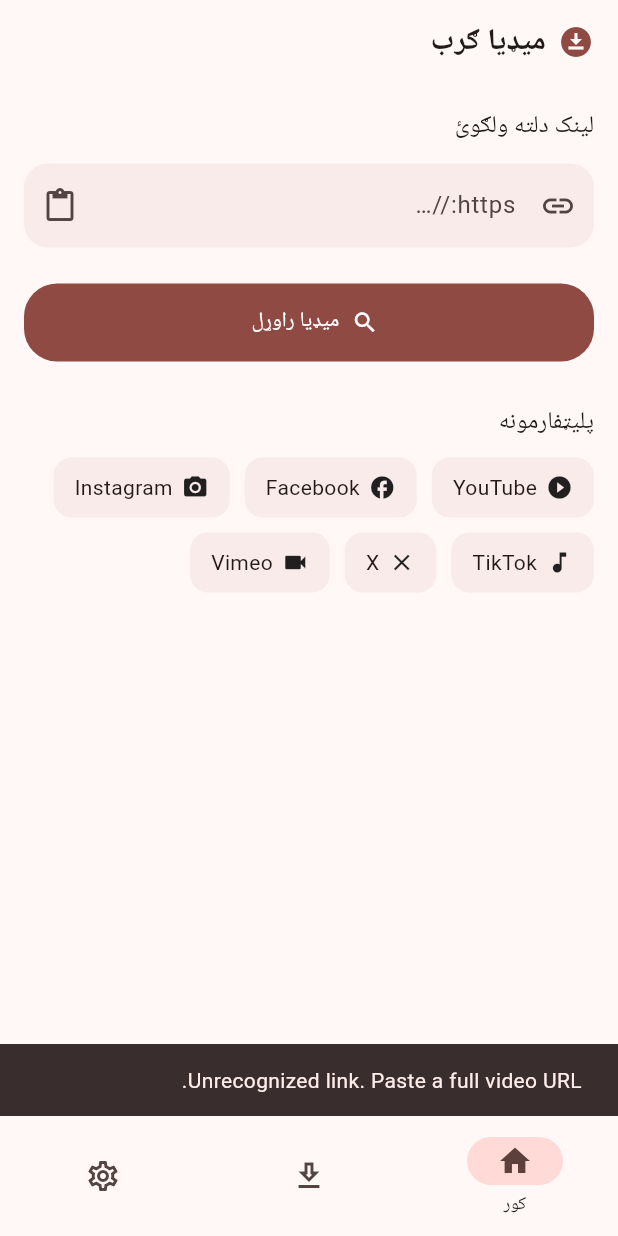
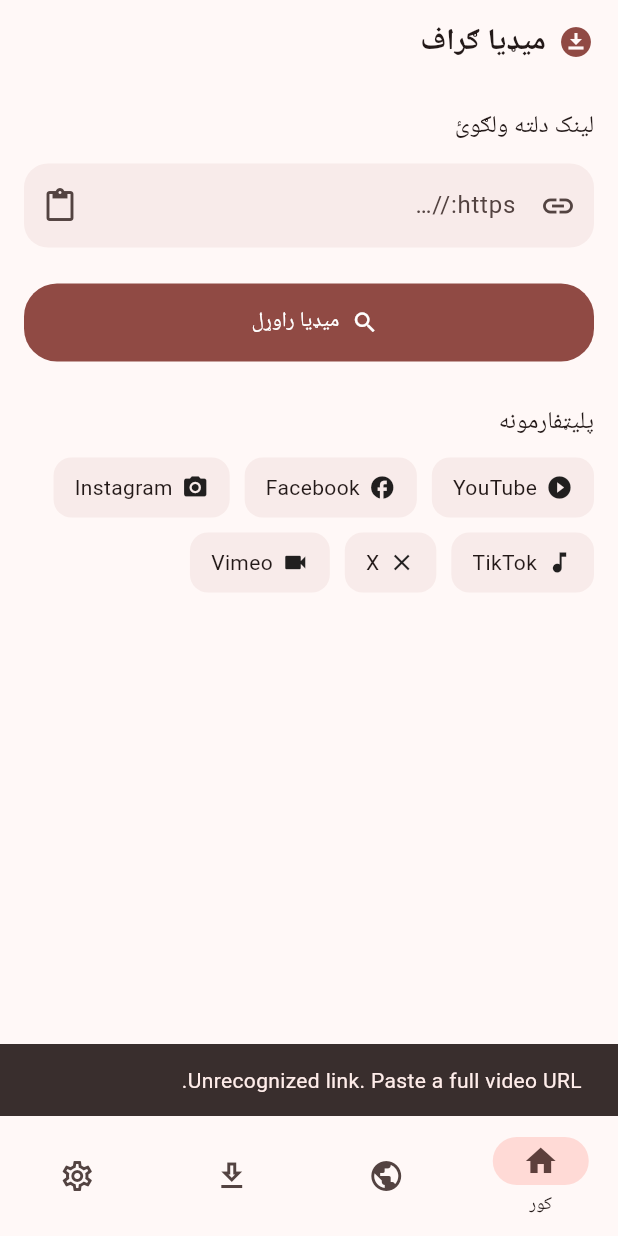
Before and after one commit to ElyasOmarcodes/Downloader-App, a Flutter app: the screen it shows after launch, after a tap on "میډیا راوړل", on a phone screen of 412 x 824 dp. Run offline on Flutter 3.47's test engine with Material 3 defaults, Android fonts, the phone set to English and light mode, and no system bars; our stand-ins replace connectivity_plus, dio, flutter_local_notifications, open_filex, permission_handler, share_plus and 2 more; missing offline and left inert: receive_sharing_intent, youtube_explode_dart.

Commit message:
v1.2: rename to Media Graph, in-app browser, YT audio fix, compact APK
- #3 Rebrand: Dart package -> elyasomar, applicationId com.mediagraph.elyasomar,
  app display name "Media Graph" / "ميډیا ګراف".
- #4 YouTube audio 403: download YouTube streams through the youtube_explode
  stream client (handles signing/throttling) instead of a raw HTTP GET, via a
  dedicated path in DownloadManager keyed on the stored itag.
- #2 In-app browser tab (webview_flutter): log in to platforms, then resolve
  the current page for download, forwarding the session cookie to the generic
  extractor.
- #1 Compact output: arm64-only APK + obfuscation + split-debug-info, much
  smaller than the universal APK; single MediaGraph.apk artifact.
- #5/#6 Richer UI (Material 3): theme-mode setting (system/light/dark),
  pause-all/resume-all, share downloaded file, more localized strings.

Co-Authored-By: Claude Opus 4.8 <noreply@anthropic.com>
Claude-Session: https://claude.ai/code/session_01E2ret6sVqV4ghA2dpYy5A5

```diff
--- a/lib/l10n/app_localizations.dart
+++ b/lib/l10n/app_localizations.dart
@@ -17,10 +17,26 @@ class AppLocalizations {
 
   static const Map<String, Map<String, String>> _values = {
     'ps': {
-      'appName': 'میډیا ګرب',
+      'appName': 'ميډیا ګراف',
       'home': 'کور',
+      'browser': 'براوزر',
+      'browserHint': 'لټون یا لینک ولیکئ',
       'downloads': 'ډانلوډونه',
       'settings': 'تنظیمات',
+      'theme': 'تیم (بڼه)',
+      'themeSystem': 'د سیستم له مخې',
+      'themeLight': 'روښانه',
+      'themeDark': 'تیاره',
+      'sortBy': 'ترتیب',
+      'sortNewest': 'نوی لومړی',
+      'sortName': 'د نوم له مخې',
+      'sortSize': 'د اندازې له مخې',
+      'openFolder': 'فولډر خلاص کړه',
+      'shareFile': 'شریکول',
+      'pauseAll': 'ټول ودروه',
+      'resumeAll': 'ټول بیا پیل کړه',
+      'about': 'په اړه',
+      'clearAll': 'ټول پاک کړه',
       'pasteLink': 'لینک دلته ولګوئ',
       'paste': 'لګول',
       'fetch': 'میډیا راوړل',
@@ -58,10 +74,26 @@ class AppLocalizations {
       'clipboardDetected': 'یو نوی لینک وموندل شو',
     },
     'en': {
-      'appName': 'MediaGrab',
+      'appName': 'Media Graph',
       'home': 'Home',
+      'browser': 'Browser',
+      'browserHint': 'Search or type a link',
       'downloads': 'Downloads',
       'settings': 'Settings',
+      'theme': 'Theme',
+      'themeSystem': 'System default',
+      'themeLight': 'Light',
+      'themeDark': 'Dark',
+      'sortBy': 'Sort by',
+      'sortNewest': 'Newest first',
+      'sortName': 'Name',
+      'sortSize': 'Size',
+      'openFolder': 'Open folder',
+      'shareFile': 'Share',
+      'pauseAll': 'Pause all',
+      'resumeAll': 'Resume all',
+      'about': 'About',
+      'clearAll': 'Clear all',
       'pasteLink': 'Paste a video link',
       'paste': 'Paste',
       'fetch': 'Fetch media',
--- a/lib/main.dart
+++ b/lib/main.dart
@@ -44,7 +44,7 @@ class MediaGrabApp extends StatelessWidget {
             debugShowCheckedModeBanner: false,
             theme: AppTheme.light(),
             darkTheme: AppTheme.dark(),
-            themeMode: ThemeMode.system,
+            themeMode: settings.themeMode,
             locale: Locale(settings.languageCode),
             supportedLocales: AppLocalizations.supportedLocales,
             localizationsDelegates: const [
--- a/lib/models/download_task.dart
+++ b/lib/models/download_task.dart
@@ -32,6 +32,8 @@ class DownloadTask {
     this.status = DownloadStatus.queued,
     this.error,
     this.isAudio = false,
+    this.youtubeVideoId,
+    this.youtubeItag,
     DateTime? createdAt,
   }) : createdAt = createdAt ?? DateTime.now();
 
@@ -49,6 +51,11 @@ class DownloadTask {
 
   /// Whether this is an audio-only download (drives which folder it lands in).
   final bool isAudio;
+
+  /// When set, the file is fetched via the YouTube stream client (fixes the
+  /// 403 that plain HTTP GETs hit on adaptive audio streams).
+  final String? youtubeVideoId;
+  final int? youtubeItag;
 
   int totalBytes;
 
@@ -90,6 +97,8 @@ class DownloadTask {
         'status': status.name,
         'error': error,
         'isAudio': isAudio,
+        'youtubeVideoId': youtubeVideoId,
+        'youtubeItag': youtubeItag,
         'createdAt': createdAt.toIso8601String(),
       };
 
@@ -106,6 +115,8 @@ class DownloadTask {
         status: DownloadStatus.values.byName(json['status'] as String),
         error: json['error'] as String?,
         isAudio: json['isAudio'] as bool? ?? false,
+        youtubeVideoId: json['youtubeVideoId'] as String?,
+        youtubeItag: json['youtubeItag'] as int?,
         createdAt: DateTime.tryParse(json['createdAt'] as String? ?? ''),
       );
 
@@ -117,6 +128,7 @@ class DownloadTask {
     String? thumbnailUrl,
     String? sourceLabel,
     bool isAudio = false,
+    String? youtubeVideoId,
   }) {
     return DownloadTask(
       id: id,
@@ -127,6 +139,8 @@ class DownloadTask {
       thumbnailUrl: thumbnailUrl,
       sourceLabel: sourceLabel,
       isAudio: isAudio,
+      youtubeVideoId: youtubeVideoId,
+      youtubeItag: format.itag,
       totalBytes: format.sizeBytes ?? 0,
     );
   }
--- a/lib/models/media_format.dart
+++ b/lib/models/media_format.dart
@@ -17,6 +17,7 @@ class MediaFormat {
     this.hasAudio = false,
     this.hasVideo = false,
     this.audioOnlyMp3 = false,
+    this.itag,
   });
 
   /// Direct download URL for this format.
@@ -41,6 +42,11 @@ class MediaFormat {
 
   /// When true this represents an "extract audio as MP3" pseudo-format.
   final bool audioOnlyMp3;
+
+  /// YouTube stream tag (itag). When set, the download is fetched through the
+  /// YouTube stream client (which handles throttling / signing) instead of a
+  /// plain HTTP GET — this is what avoids the 403 on adaptive audio streams.
+  final int? itag;
 
   String get displayQuality {
     if (qualityLabel != null) return qualityLabel!;
@@ -68,6 +74,7 @@ class MediaFormat {
         'hasAudio': hasAudio,
         'hasVideo': hasVideo,
         'audioOnlyMp3': audioOnlyMp3,
+        'itag': itag,
       };
 
   factory MediaFormat.fromJson(Map<String, dynamic> json) => MediaFormat(
@@ -80,5 +87,6 @@ class MediaFormat {
         hasAudio: json['hasAudio'] as bool? ?? false,
         hasVideo: json['hasVideo'] as bool? ?? false,
         audioOnlyMp3: json['audioOnlyMp3'] as bool? ?? false,
+        itag: json['itag'] as int?,
       );
 }
--- a/lib/models/media_info.dart
+++ b/lib/models/media_info.dart
@@ -13,10 +13,14 @@ class MediaInfo {
     this.thumbnailUrl,
     this.durationSeconds,
     this.subtitles = const [],
+    this.sourceId,
   });
 
   final String sourceUrl;
   final MediaSource source;
+
+  /// Platform-specific media id (e.g. the YouTube video id) when known.
+  final String? sourceId;
   final String title;
   final String? author;
   final String? thumbnailUrl;
--- a/lib/services/extractor_service.dart
+++ b/lib/services/extractor_service.dart
@@ -31,10 +31,16 @@ class ExtractorService {
   /// Facebook / Instagram / TikTok / Twitter / Vimeo. See README.
   String? resolverEndpoint;
 
-  Future<MediaInfo> resolve(String url) async {
+  /// Resolves [url]. When [cookie] is supplied (from the in-app browser after
+  /// the user logs in) it is forwarded to the generic extractor so gated
+  /// content can be resolved.
+  Future<MediaInfo> resolve(String url, {String? cookie}) async {
     final cleanUrl = url.trim();
     for (final ex in _extractors) {
-      if (ex.canHandle(cleanUrl)) return ex.resolve(cleanUrl);
+      if (ex.canHandle(cleanUrl)) {
+        if (ex is GenericExtractor) ex.cookie = cookie;
+        return ex.resolve(cleanUrl);
+      }
     }
 
     final source = PlatformDetector.detect(cleanUrl);
--- a/lib/services/extractors/youtube_extractor.dart
+++ b/lib/services/extractors/youtube_extractor.dart
@@ -52,6 +52,7 @@ class YoutubeExtractor implements Extractor {
           url: s.url.toString(),
           kind: MediaKind.muxed,
           container: s.container.name,
+          itag: s.tag,
           qualityLabel: s.videoQualityLabel,
           bitrate: s.bitrate.bitsPerSecond.toInt(),
           sizeBytes: s.size.totalBytes.toInt(),
@@ -66,6 +67,7 @@ class YoutubeExtractor implements Extractor {
           url: s.url.toString(),
           kind: MediaKind.video,
           container: s.container.name,
+          itag: s.tag,
           qualityLabel: s.videoQualityLabel,
           bitrate: s.bitrate.bitsPerSecond.toInt(),
           sizeBytes: s.size.totalBytes.toInt(),
@@ -81,6 +83,7 @@ class YoutubeExtractor implements Extractor {
           url: best.url.toString(),
           kind: MediaKind.audio,
           container: best.container.name,
+          itag: best.tag,
           qualityLabel:
               '${(best.bitrate.bitsPerSecond / 1000).round()}kbps',
           bitrate: best.bitrate.bitsPerSecond.toInt(),
@@ -91,6 +94,7 @@ class YoutubeExtractor implements Extractor {
           url: best.url.toString(),
           kind: MediaKind.audio,
           container: 'mp3',
+          itag: best.tag,
           qualityLabel: 'MP3 (audio)',
           bitrate: best.bitrate.bitsPerSecond.toInt(),
           sizeBytes: best.size.totalBytes.toInt(),
@@ -102,6 +106,7 @@ class YoutubeExtractor implements Extractor {
       return MediaInfo(
         sourceUrl: url,
         source: MediaSource.youtube,
+        sourceId: video.id.value,
         title: video.title,
         author: video.author,
         thumbnailUrl: video.thumbnails.highResUrl,
--- a/lib/services/settings_service.dart
+++ b/lib/services/settings_service.dart
@@ -1,7 +1,7 @@
-import 'package:flutter/foundation.dart';
+import 'package:flutter/material.dart';
 import 'package:shared_preferences/shared_preferences.dart';
 
-/// Persisted user settings (download concurrency per network, language).
+/// Persisted user settings (download concurrency per network, language, theme).
 class SettingsService extends ChangeNotifier {
   SettingsService._();
   static final SettingsService instance = SettingsService._();
@@ -9,22 +9,33 @@ class SettingsService extends ChangeNotifier {
   static const _kWifi = 'concurrent_wifi';
   static const _kMobile = 'concurrent_mobile';
   static const _kLang = 'language_code';
+  static const _kTheme = 'theme_mode';
 
   SharedPreferences? _prefs;
 
   int _wifiConcurrency = 3;
   int _mobileConcurrency = 1;
   String _languageCode = 'ps'; // Pashto by default.
+  ThemeMode _themeMode = ThemeMode.system;
 
   int get wifiConcurrency => _wifiConcurrency;
   int get mobileConcurrency => _mobileConcurrency;
   String get languageCode => _languageCode;
+  ThemeMode get themeMode => _themeMode;
 
   Future<void> init() async {
     _prefs ??= await SharedPreferences.getInstance();
     _wifiConcurrency = _prefs!.getInt(_kWifi) ?? 3;
     _mobileConcurrency = _prefs!.getInt(_kMobile) ?? 1;
     _languageCode = _prefs!.getString(_kLang) ?? 'ps';
+    _themeMode = ThemeMode.values.byName(
+        _prefs!.getString(_kTheme) ?? ThemeMode.system.name);
+  }
+
+  Future<void> setThemeMode(ThemeMode mode) async {
+    _themeMode = mode;
+    await _prefs?.setString(_kTheme, mode.name);
+    notifyListeners();
   }
 
   Future<void> setWifiConcurrency(int value) async {
--- /dev/null
+++ b/lib/ui/screens/browser_screen.dart
@@ -0,0 +1,167 @@
+import 'package:flutter/material.dart';
+import 'package:provider/provider.dart';
+import 'package:webview_flutter/webview_flutter.dart';
+
+import '../../l10n/app_localizations.dart';
+import '../../models/media_source.dart';
+import '../../providers/download_provider.dart';
+import '../../services/platform_detector.dart';
+
+/// A built-in browser so users can log into platforms (Facebook, Instagram,
+/// TikTok, …) and then resolve the currently open page for download, passing
+/// the logged-in session cookie to the extractor.
+class BrowserScreen extends StatefulWidget {
+  const BrowserScreen({super.key});
+
+  @override
+  State<BrowserScreen> createState() => _BrowserScreenState();
+}
+
+class _BrowserScreenState extends State<BrowserScreen> {
+  late final WebViewController _controller;
+  final _urlBar = TextEditingController();
+  double _progress = 0;
+  String _currentUrl = '';
+
+  static const _home = 'https://m.youtube.com';
+
+  @override
+  void initState() {
+    super.initState();
+    _controller = WebViewController()
+      ..setJavaScriptMode(JavaScriptMode.unrestricted)
+      ..setNavigationDelegate(
+        NavigationDelegate(
+          onProgress: (p) => setState(() => _progress = p / 100),
+          onUrlChange: (change) {
+            final url = change.url ?? '';
+            setState(() {
+              _currentUrl = url;
+              _urlBar.text = url;
+            });
+          },
+          onPageFinished: (url) => setState(() => _progress = 0),
+        ),
+      )
+      ..loadRequest(Uri.parse(_home));
+  }
+
+  @override
+  void dispose() {
+    _urlBar.dispose();
+    super.dispose();
+  }
+
+  void _go() {
+    var text = _urlBar.text.trim();
+    if (text.isEmpty) return;
+    // Treat non-URLs as a web search.
+    if (!text.startsWith('http') && !text.contains('.')) {
+      text = 'https://www.google.com/search?q=${Uri.encodeComponent(text)}';
+    } else if (!text.startsWith('http')) {
+      text = 'https://$text';
+    }
+    _controller.loadRequest(Uri.parse(text));
+    FocusScope.of(context).unfocus();
+  }
+
+  Future<void> _downloadCurrent() async {
+    final messenger = ScaffoldMessenger.of(context);
+    final provider = context.read<DownloadProvider>();
+    final url = await _controller.currentUrl() ?? _currentUrl;
+    if (url.isEmpty) return;
+
+    String? cookie;
+    try {
+      final res =
+          await _controller.runJavaScriptReturningResult('document.cookie');
+      cookie = res.toString().replaceAll('"', '');
+      if (cookie.isEmpty) cookie = null;
+    } catch (_) {}
+
+    messenger.showSnackBar(
+      const SnackBar(content: Text('Resolving current page…')),
+    );
+    await provider.resolveViaBrowser(url, cookie);
+    if (provider.resolveError != null) {
+      messenger.showSnackBar(SnackBar(content: Text(provider.resolveError!)));
+    }
+  }
+
+  @override
+  Widget build(BuildContext context) {
+    final l = AppLocalizations.of(context);
+    final canDetect =
+        PlatformDetector.detect(_currentUrl) != MediaSource.unknown;
+
+    return Scaffold(
+      appBar: AppBar(
+        titleSpacing: 0,
+        title: TextField(
+          controller: _urlBar,
+          textInputAction: TextInputAction.go,
+          onSubmitted: (_) => _go(),
+          decoration: InputDecoration(
+            hintText: l.t('browserHint'),
+            isDense: true,
+            prefixIcon: const Icon(Icons.public, size: 20),
+            filled: true,
+            border: OutlineInputBorder(
+              borderRadius: BorderRadius.circular(24),
+              borderSide: BorderSide.none,
+            ),
+          ),
+        ),
+        actions: [
+          IconButton(
+            icon: const Icon(Icons.refresh),
+            onPressed: () => _controller.reload(),
+          ),
+        ],
+        bottom: _progress > 0
+            ? PreferredSize(
+                preferredSize: const Size.fromHeight(2),
+                child: LinearProgressIndicator(value: _progress, minHeight: 2),
+              )
+            : null,
+      ),
+      body: Column(
+        children: [
+          Expanded(child: WebViewWidget(controller: _controller)),
+        ],
+      ),
+      floatingActionButton: FloatingActionButton.extended(
+        onPressed: _downloadCurrent,
+        icon: const Icon(Icons.download),
+        label: Text(l.t('download')),
+        backgroundColor: canDetect
+            ? Theme.of(context).colorScheme.primaryContainer
+            : null,
+      ),
+      bottomNavigationBar: BottomAppBar(
+        height: 52,
+        child: Row(
+          mainAxisAlignment: MainAxisAlignment.spaceAround,
+          children: [
+            IconButton(
+              icon: const Icon(Icons.arrow_back),
+              onPressed: () async {
+                if (await _controller.canGoBack()) _controller.goBack();
+              },
+            ),
+            IconButton(
+              icon: const Icon(Icons.arrow_forward),
+              onPressed: () async {
+                if (await _controller.canGoForward()) _controller.goForward();
+              },
+            ),
+            IconButton(
+              icon: const Icon(Icons.home),
+              onPressed: () => _controller.loadRequest(Uri.parse(_home)),
+            ),
+          ],
+        ),
+      ),
+    );
+  }
+}
--- a/lib/ui/screens/downloads_screen.dart
+++ b/lib/ui/screens/downloads_screen.dart
@@ -22,6 +22,18 @@ class DownloadsScreen extends StatelessWidget {
       appBar: AppBar(
         title: Text(l.t('downloads')),
         actions: [
+          if (active.any((t) => t.status == DownloadStatus.downloading))
+            IconButton(
+              tooltip: l.t('pauseAll'),
+              icon: const Icon(Icons.pause),
+              onPressed: provider.pauseAll,
+            ),
+          if (active.any((t) => t.status != DownloadStatus.downloading))
+            IconButton(
+              tooltip: l.t('resumeAll'),
+              icon: const Icon(Icons.play_arrow),
+              onPressed: provider.resumeAll,
+            ),
           if (completed.isNotEmpty)
             IconButton(
               tooltip: l.t('clearCompleted'),
--- a/lib/ui/screens/root_screen.dart
+++ b/lib/ui/screens/root_screen.dart
@@ -11,6 +11,7 @@ import '../../providers/download_provider.dart';
 import '../../services/platform_detector.dart';
 import '../../services/share_service.dart';
 import '../widgets/format_selection_sheet.dart';
+import 'browser_screen.dart';
 import 'downloads_screen.dart';
 import 'home_screen.dart';
 import 'settings_screen.dart';
@@ -33,6 +34,7 @@ class _RootScreenState extends State<RootScreen> with WidgetsBindingObserver {
 
   static const _pages = [
     HomeScreen(),
+    BrowserScreen(),
     DownloadsScreen(),
     SettingsScreen(),
   ];
@@ -115,6 +117,11 @@ class _RootScreenState extends State<RootScreen> with WidgetsBindingObserver {
             label: l.t('home'),
           ),
           NavigationDestination(
+            icon: const Icon(Icons.public_outlined),
+            selectedIcon: const Icon(Icons.public),
+            label: l.t('browser'),
+          ),
+          NavigationDestination(
             icon: Badge(
               isLabelVisible: activeCount > 0,
               label: Text('$activeCount'),
--- a/lib/ui/screens/settings_screen.dart
+++ b/lib/ui/screens/settings_screen.dart
@@ -21,7 +21,7 @@ class SettingsScreen extends StatelessWidget {
           ListTile(
             leading: const Icon(Icons.info_outline),
             title: Text(l.t('appName')),
-            subtitle: const Text('Version 1.1.0 • Flutter cross-platform'),
+            subtitle: const Text('Version 1.2.0 • Flutter cross-platform'),
           ),
           const Divider(),
 
@@ -37,6 +37,26 @@ class SettingsScreen extends StatelessWidget {
               items: const [
                 DropdownMenuItem(value: 'ps', child: Text('پښتو')),
                 DropdownMenuItem(value: 'en', child: Text('English')),
+              ],
+            ),
+          ),
+
+          // Theme
+          ListTile(
+            leading: const Icon(Icons.brightness_6_outlined),
+            title: Text(l.t('theme')),
+            trailing: DropdownButton<ThemeMode>(
+              value: settings.themeMode,
+              onChanged: (m) {
+                if (m != null) settings.setThemeMode(m);
+              },
+              items: [
+                DropdownMenuItem(
+                    value: ThemeMode.system, child: Text(l.t('themeSystem'))),
+                DropdownMenuItem(
+                    value: ThemeMode.light, child: Text(l.t('themeLight'))),
+                DropdownMenuItem(
+                    value: ThemeMode.dark, child: Text(l.t('themeDark'))),
               ],
             ),
           ),
--- a/lib/ui/widgets/download_tile.dart
+++ b/lib/ui/widgets/download_tile.dart
@@ -1,6 +1,7 @@
 import 'package:flutter/material.dart';
 import 'package:open_filex/open_filex.dart';
 import 'package:provider/provider.dart';
+import 'package:share_plus/share_plus.dart';
 
 import '../../l10n/app_localizations.dart';
 import '../../models/download_task.dart';
@@ -178,6 +179,11 @@ class _ActionButtons extends StatelessWidget {
               icon: const Icon(Icons.open_in_new),
               onPressed: () => OpenFilex.open(task.savePath),
             ),
+            IconButton(
+              icon: const Icon(Icons.share_outlined),
+              onPressed: () =>
+                  Share.shareXFiles([XFile(task.savePath)], text: task.title),
+            ),
             _deleteButton(context),
           ],
         );
```
Also changed, not shown: lib/providers/download_provider.dart (+28 -2 lines), lib/services/download_manager.dart (+111 -32 lines), lib/services/extractors/generic_extractor.dart (+9 -1 lines), pubspec.yaml (+6 -3 lines), 3 other files.
